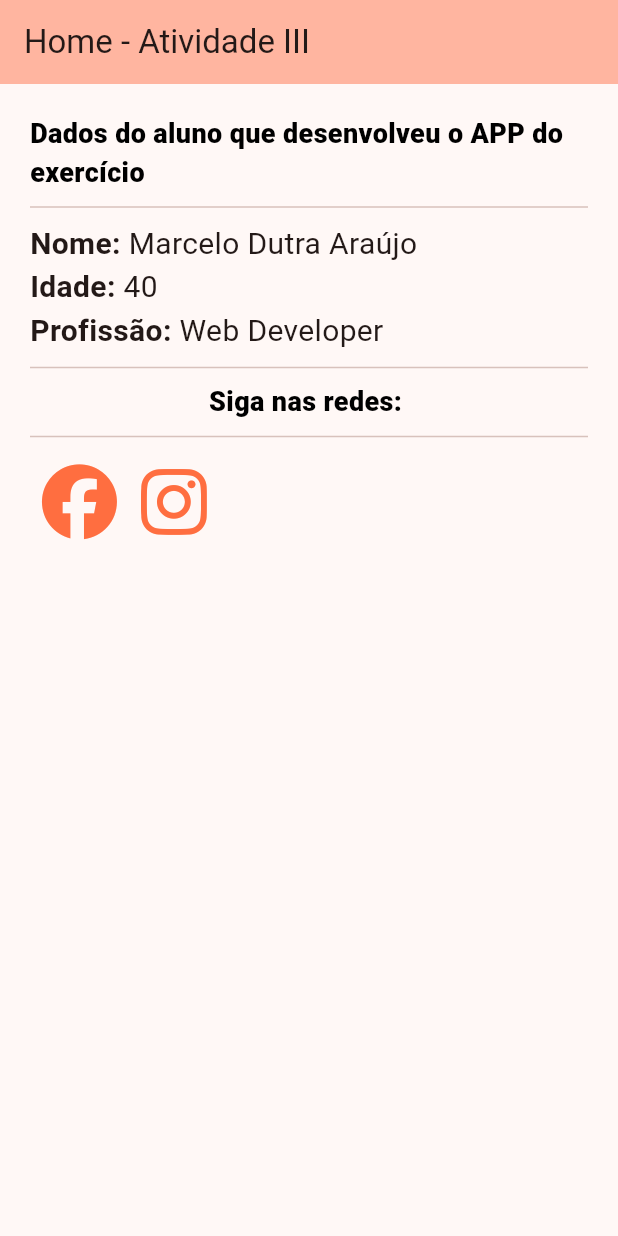
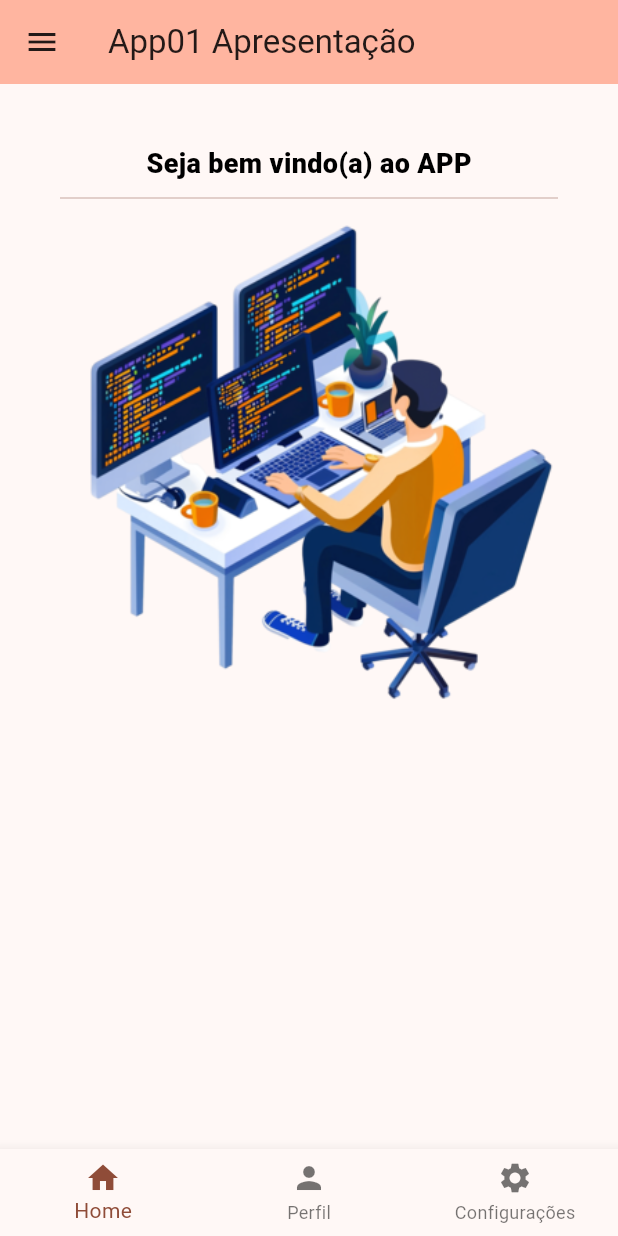
Before and after one commit to marcelodutraaraujo/exercicio_pratico, a Flutter app: the screen it shows after launch, on a phone screen of 412 x 824 dp. Run offline on Flutter 3.47's test engine with Material 3 defaults, Android fonts, the phone set to English and light mode, and no system bars; our stand-ins replace font_awesome_flutter.

Commit message:
atualização para ativade 4

```diff
--- a/lib/main.dart
+++ b/lib/main.dart
@@ -1,5 +1,5 @@
 import 'package:flutter/material.dart';
-import './screens/home.dart';
+import 'screens/myhomepage.dart';
 
 void main() {
   runApp(const MyApp());
@@ -17,7 +17,7 @@ class MyApp extends StatelessWidget {
         useMaterial3: true,
       ),
       home: const MyHomePage(
-        title: 'Home - Atividade III'
+        title: 'App01 Apresentação'
       ),
     );
   }
--- a/lib/screens/home.dart
+++ b/lib/screens/home.dart
@@ -1,38 +1,16 @@
 import 'package:flutter/material.dart';
-import 'package:font_awesome_flutter/font_awesome_flutter.dart';
-import 'package:url_launcher/url_launcher.dart';
 
-class MyHomePage extends StatefulWidget {
-  const MyHomePage({super.key, required this.title});
-
-  final String title;
+class Home extends StatefulWidget {
+  const Home({super.key});
 
   @override
-  State<MyHomePage> createState() => _MyHomePageState();
+  State<Home> createState() => _HomeState();
 }
 
-class _MyHomePageState extends State<MyHomePage> {
-
-  String nome = 'Marcelo Dutra Araújo';
-  int idade = 40;
-  String profissao = 'Web Developer';
-  Uri urlFace = Uri.parse('https://www.facebook.com/marcelo.dutraaraujo');
-  Uri urlInsta = Uri.parse('https://www.instagram.com/marcelodutraaraujo/');
-
-  _goToFace() async{
-    if (!await launchUrl(urlFace)) {
-      throw Exception('Could not launch ' + urlFace.toString());
-    }
-  }
-
+class _HomeState extends State<Home> {
   @override
   Widget build(BuildContext context) {
-    return Scaffold(
-      appBar: AppBar(
-        backgroundColor: Theme.of(context).colorScheme.inversePrimary,
-        title: Text(widget.title),
-      ),
-      body: Container(
+    return Container(
       margin: const EdgeInsets.all(20),
       child: Column(
         children: [
@@ -42,7 +20,7 @@ class _MyHomePageState extends State<MyHomePage> {
               children: <Widget>[
                 const Center(
                   child: Text(
-                      'Dados do aluno que desenvolveu o APP do exercício',
+                    'Seja bem vindo(a) ao APP',
                     style: TextStyle(
                       fontSize: 18,
                       color: Colors.black,
@@ -53,95 +31,14 @@ class _MyHomePageState extends State<MyHomePage> {
                 const Divider(
                   height: 20,
                 ),
-                  Row(
-                    children: <Widget>[
-                      const Text(
-                        'Nome: ',
-                        style: TextStyle(
-                          fontSize: 20,
-                          fontWeight: FontWeight.w600
-                        ),
-                      ),
-                      Text(
-                        nome,
-                        style: const TextStyle(
-                          fontSize: 20
-                        ),
-                      ),
-                    ],
-                  ),
-                  Row(
-                    children: <Widget>[
-                      const Text(
-                        'Idade: ',
-                        style: TextStyle(
-                          fontSize: 20,
-                          fontWeight: FontWeight.w600
-                        ),
-                      ),
-                      Text(
-                        idade.toString(),
-                        style: const TextStyle(
-                          fontSize: 20
-                        ),
-                      ),
-                    ],
-                  ),
-                  Row(
-                    children: <Widget>[
-                      const Text(
-                        'Profissão: ',
-                        style: TextStyle(
-                          fontSize: 20,
-                          fontWeight: FontWeight.w600
-                        ),
-                      ),
-                      Text(
-                        profissao,
-                        style: const TextStyle(
-                          fontSize: 20
-                        ),
-                      ),
-                    ],
-                  ),
-                  const Divider(
-                    height: 20,
-                  ),
-                  const Center(
-                    child: Text(
-                      'Siga nas redes: ',
-                      style: TextStyle(
-                        fontSize: 18,
-                        color: Colors.black,
-                        fontWeight: FontWeight.w900,
-                      ),
-                    ),
-                  ),
-                  const Divider(
-                    height: 20,
-                  ),
-                  Row(
-                    children: <Widget>[
-                      IconButton(
-                        onPressed: _goToFace,
-                        icon: FaIcon(FontAwesomeIcons.facebook),
-                        iconSize: 50,
-                        color: Colors.deepOrangeAccent
-                      ),
-                      IconButton(
-                        onPressed: _goToFace,
-                        icon: FaIcon(FontAwesomeIcons.instagram),
-                        iconSize: 50,
-                        color: Colors.deepOrangeAccent
-                      )
-                    ],
+                Center(
+                  child: Image.asset('assets/images/img_home.png'),
                 )
               ],
             ),
           ),
         ]
       )     // This trailing comma makes auto-formatting nicer for build methods.
-      ),
     );
   }
 }
--- /dev/null
+++ b/lib/screens/myhomepage.dart
@@ -0,0 +1,106 @@
+import 'package:exercicio_pratico/screens/home.dart';
+import 'package:exercicio_pratico/screens/profile.dart';
+import 'package:exercicio_pratico/screens/settings.dart';
+import 'package:flutter/material.dart';
+
+class MyHomePage extends StatefulWidget {
+  const MyHomePage({super.key, required this.title});
+
+  final String title;
+
+  @override
+  State<MyHomePage> createState() => _MyHomePageState();
+}
+
+class _MyHomePageState extends State<MyHomePage> {
+
+  int _currentIndex = 0;
+  final List<Widget> _screens = [
+    Home(),
+    Profile(),
+    Settings(),
+  ];
+
+  void onTabTapped(int index) {
+    setState(() {
+      _currentIndex = index;
+    });
+  }
+
+  @override
+  Widget build(BuildContext context) {
+    return Scaffold(
+      appBar: AppBar(
+        backgroundColor: Theme.of(context).colorScheme.inversePrimary,
+        title: Text(widget.title),
+      ),
+      drawer: Drawer(
+        child: Container(
+          padding: const EdgeInsets.all(20),
+          child: Column(
+            children: <Widget>[
+              Container(
+                padding: const EdgeInsets.all(10),
+                child: const Center(
+                  child: Text('Menu', style: TextStyle(fontSize: 30),),
+                )
+              ),
+              const Divider(
+                height: 20,
+              ),
+              Container(
+                padding: const EdgeInsets.all(10),
+                child: const Row(
+                  children: [
+                    Icon( Icons.home ),
+                    Text(' Home'),
+                  ],
+                ),
+              ),
+              Container(
+                padding: const EdgeInsets.all(10),
+                child: const Row(
+                  children: [
+                    Icon( Icons.person ),
+                    Text(' Perfil'),
+                  ],
+                ),
+              ),
+              Container(
+                padding: const EdgeInsets.all(10),
+                child: const Row(
+                  children: [
+                    Icon( Icons.settings ),
+                    Text(' Configurações'),
+                  ],
+                ),
+              ),
+            ],
+          )
+        ),
+      ),
+      body: Container(
+        padding: const EdgeInsets.all(20),
+        child: _screens[_currentIndex]
+      ),
+      bottomNavigationBar: BottomNavigationBar(
+        currentIndex: _currentIndex,
+        onTap: onTabTapped,
+        items: const <BottomNavigationBarItem>[
+          BottomNavigationBarItem(
+            icon: Icon( Icons.home ),
+            label: "Home",
+          ),
+          BottomNavigationBarItem(
+            icon: Icon( Icons.person ),
+            label: "Perfil",
+          ),
+          BottomNavigationBarItem(
+            icon: Icon( Icons.settings ),
+            label: "Configurações",
+          )
+        ]
+      ),
+    );
+  }
+}
--- a/pubspec.yaml
+++ b/pubspec.yaml
@@ -61,8 +61,8 @@ flutter:
   uses-material-design: true
 
   # To add assets to your application, add an assets section, like this:
-  # assets:
-  #   - images/a_dot_burr.jpeg
+  assets:
+    - assets/images/img_home.png
   #   - images/a_dot_ham.jpeg
 
   # An image asset can refer to one or more resolution-specific "variants", see
```
Also changed, not shown: lib/screens/profile.dart (added, +139 -0 lines), lib/screens/settings.dart (added, +37 -0 lines), assets/images/img_home.png (added). Lines whose indentation alone changed are shown as unchanged.
